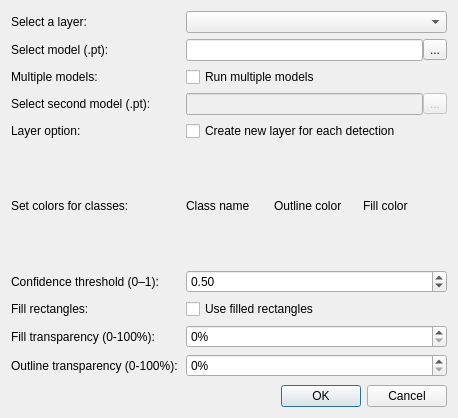
mateusz29/qgis-yolo-plugin, file yolo_plugin/yolo_plugin_dialog_base.ui: the form before one commit.
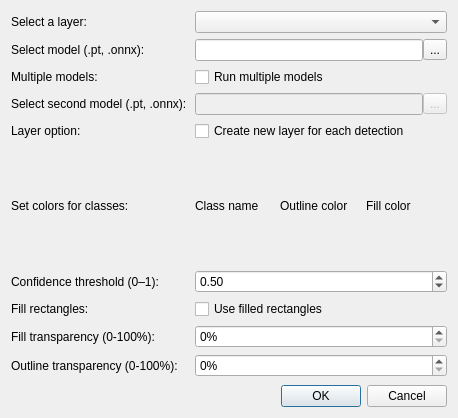
The form after the commit.

Commit message: Add onnx support and some persistent settings

```diff
--- a/yolo_plugin/yolo_plugin_dialog_base.ui
+++ b/yolo_plugin/yolo_plugin_dialog_base.ui
@@ -35,7 +35,7 @@
      <item row="1" column="0">
       <widget class="QLabel" name="label_model1">
        <property name="text">
-        <string>Select model (.pt):</string>
+        <string>Select model (.pt, .onnx):</string>
        </property>
       </widget>
      </item>
@@ -70,7 +70,7 @@
      <item row="3" column="0">
       <widget class="QLabel" name="label_model2">
        <property name="text">
-        <string>Select second model (.pt):</string>
+        <string>Select second model (.pt, .onnx):</string>
        </property>
       </widget>
      </item>
```
The commit also changes 5 other files.
